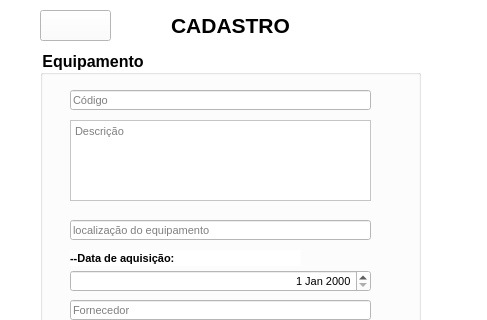
First picture: the form in LPTI2/cadasequip.ui, repository Gabriel351/LPTI, before the edit; both pictures show x 0 to 487 and y 0 to 320 of the 487 by 673 pixel window.
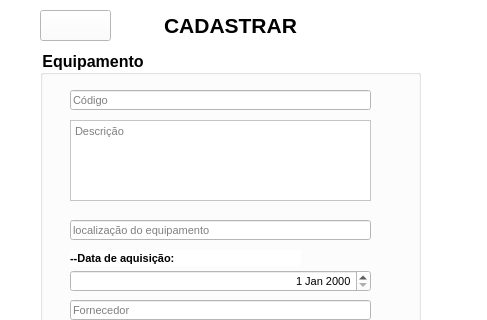
Second picture: the form after the edit. Icons and pictures are not drawn.

Commit message:
cadastro/alterar laboratório
completos(eu acho)

Patch:
```diff
--- a/LPTI2/cadasequip.ui
+++ b/LPTI2/cadasequip.ui
@@ -391,7 +391,7 @@
     </font>
    </property>
    <property name="text">
-    <string>CADASTRO</string>
+    <string>CADASTRAR</string>
    </property>
    <property name="alignment">
     <set>Qt::AlignCenter</set>
```
The commit also changes 10 other files.
